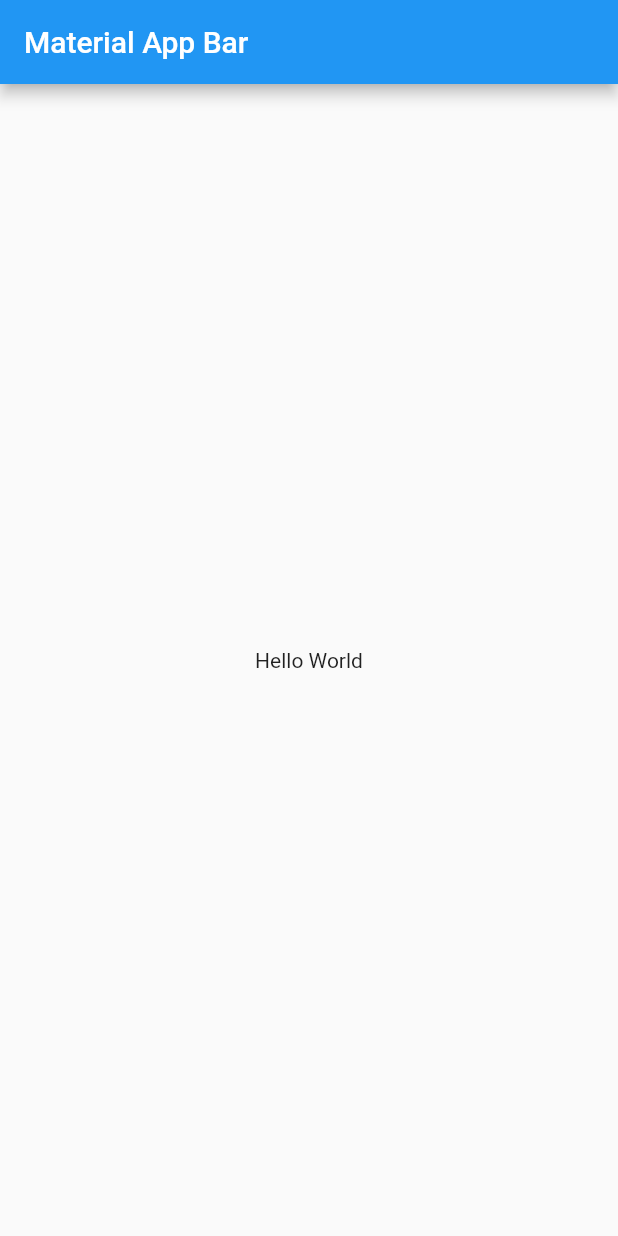
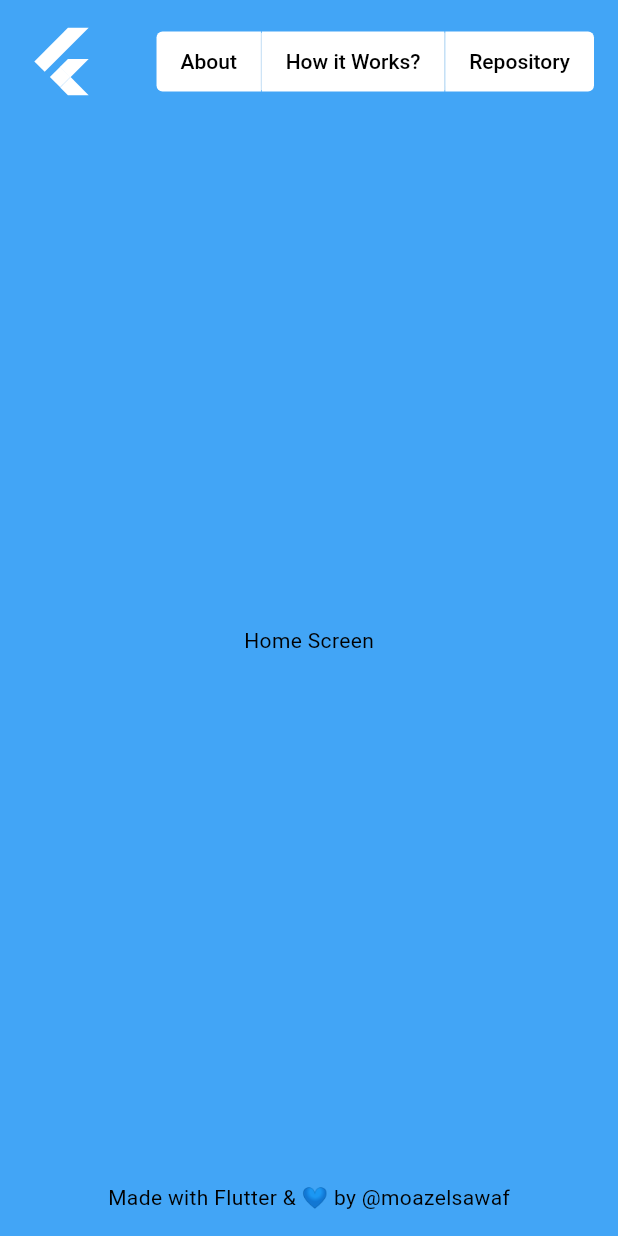
Before and after one commit to moazelsawaf/made_with_flutter, a Flutter app: the screen it shows after launch, on a phone screen of 412 x 824 dp. Run offline on Flutter 3.47's test engine with Material 2 defaults, Android fonts, the phone set to English and light mode, and no system bars; our stand-ins replace responsive_builder.

Commit message:
feat: :sparkles: implement base scaffold widget for desktop

```diff
--- a/lib/app.dart
+++ b/lib/app.dart
@@ -1,4 +1,7 @@
 import 'package:flutter/material.dart';
+
+import 'ui/screens/home_screen/home_screen.dart';
+import 'utils/colors_palette.dart';
 
 class MyApp extends StatelessWidget {
   const MyApp({super.key});
@@ -7,14 +10,16 @@ class MyApp extends StatelessWidget {
   Widget build(BuildContext context) {
     return MaterialApp(
       title: 'Made with Flutter',
-      home: Scaffold(
-        appBar: AppBar(
-          title: const Text('Material App Bar'),
-        ),
-        body: const Center(
-          child: Text('Hello World'),
+      theme: ThemeData(
+        useMaterial3: true,
+        primaryColor: ColorsPalette.primaryColor,
+        colorScheme: ColorScheme.fromSwatch(
+          primarySwatch: ColorsPalette.primarySwatch,
+        ).copyWith(
+          secondary: ColorsPalette.secondaryColor,
         ),
       ),
+      home: const HomeScreen(),
     );
   }
 }
--- /dev/null
+++ b/lib/ui/screens/home_screen/home_screen.dart
@@ -0,0 +1,17 @@
+import 'package:flutter/material.dart';
+import 'package:responsive_builder/responsive_builder.dart';
+
+import 'home_screen_desktop.dart';
+
+class HomeScreen extends StatelessWidget {
+  const HomeScreen({super.key});
+
+  @override
+  Widget build(BuildContext context) {
+    return ScreenTypeLayout.builder(
+      mobile: (context) => const HomeScreenDesktop(),
+      tablet: (context) => const HomeScreenDesktop(),
+      desktop: (context) => const HomeScreenDesktop(),
+    );
+  }
+}
--- /dev/null
+++ b/lib/ui/screens/home_screen/home_screen_desktop.dart
@@ -0,0 +1,15 @@
+import 'package:flutter/material.dart';
+import 'package:made_with_flutter/ui/widgets/base_scaffold/base_scaffold_desktop.dart';
+
+class HomeScreenDesktop extends StatelessWidget {
+  const HomeScreenDesktop({super.key});
+
+  @override
+  Widget build(BuildContext context) {
+    return const BaseScaffoldDesktop(
+      child: Center(
+        child: Text('Home Screen'),
+      ),
+    );
+  }
+}
--- /dev/null
+++ b/lib/ui/widgets/base_scaffold/base_scaffold_desktop.dart
@@ -0,0 +1,32 @@
+import 'package:flutter/material.dart';
+import 'package:made_with_flutter/utils/colors_palette.dart';
+
+import 'scaffold_header/scaffold_header_desktop/scaffold_header_desktop.dart';
+import 'scaffold_credits/scaffold_credits_desktop.dart';
+
+class BaseScaffoldDesktop extends StatelessWidget {
+  final Widget child;
+
+  const BaseScaffoldDesktop({
+    super.key,
+    required this.child,
+  });
+
+  @override
+  Widget build(BuildContext context) {
+    return Scaffold(
+      body: Stack(
+        children: [
+          Container(color: ColorsPalette.primaryColor),
+          Column(
+            children: [
+              const ScaffoldHeaderDesktop(),
+              Expanded(child: child),
+              const ScaffoldCreditsDesktop(),
+            ],
+          ),
+        ],
+      ),
+    );
+  }
+}
--- /dev/null
+++ b/lib/ui/widgets/base_scaffold/scaffold_credits/scaffold_credits_desktop.dart
@@ -0,0 +1,16 @@
+import 'package:flutter/material.dart';
+
+class ScaffoldCreditsDesktop extends StatelessWidget {
+  const ScaffoldCreditsDesktop({
+    super.key,
+  });
+
+  @override
+  Widget build(BuildContext context) {
+    // TODO: Take care of the style
+    return const Padding(
+      padding: EdgeInsets.all(16.0),
+      child: Text('Made with Flutter & 💙 by @moazelsawaf'),
+    );
+  }
+}
--- /dev/null
+++ b/lib/ui/widgets/base_scaffold/scaffold_header/scaffold_header_desktop/header_buttons_bar/header_button.dart
@@ -0,0 +1,37 @@
+import 'package:flutter/material.dart';
+
+import '../../../../../../utils/colors_palette.dart';
+
+class HeaderButton extends StatelessWidget {
+  final String label;
+  final VoidCallback onPressed;
+  final BorderRadiusGeometry? borderRadius;
+
+  const HeaderButton({
+    super.key,
+    required this.label,
+    required this.onPressed,
+    this.borderRadius,
+  });
+
+  @override
+  Widget build(BuildContext context) {
+    return ElevatedButton(
+      style: ElevatedButton.styleFrom(
+        elevation: 0,
+        padding: const EdgeInsets.symmetric(horizontal: 16),
+        fixedSize: const Size.fromHeight(38),
+        shape: RoundedRectangleBorder(
+          borderRadius: borderRadius ?? BorderRadius.circular(4),
+        ),
+        foregroundColor: ColorsPalette.black,
+        backgroundColor: ColorsPalette.white,
+        textStyle: const TextStyle(
+          fontWeight: FontWeight.w500,
+        ),
+      ),
+      onPressed: onPressed,
+      child: Text(label),
+    );
+  }
+}
--- /dev/null
+++ b/lib/ui/widgets/base_scaffold/scaffold_header/scaffold_header_desktop/header_buttons_bar/header_buttons_bar.dart
@@ -0,0 +1,64 @@
+import 'package:flutter/material.dart';
+
+import '../../../../../../utils/colors_palette.dart';
+import 'header_button.dart';
+
+class HeaderButtonData {
+  final String label;
+  final VoidCallback onPressed;
+
+  const HeaderButtonData({
+    required this.label,
+    required this.onPressed,
+  });
+}
+
+
+class HeaderButtonsBar extends StatelessWidget {
+  final List<HeaderButtonData> buttons;
+
+  const HeaderButtonsBar({
+    super.key,
+    required this.buttons,
+  });
+
+  @override
+  Widget build(BuildContext context) {
+    return Row(
+      children: [
+        for (int i = 0; i < 2 * buttons.length - 1; i++)
+          if (i.isEven)
+            HeaderButton(
+              label: buttons[i ~/ 2].label,
+              onPressed: buttons[i ~/ 2].onPressed,
+              borderRadius: _getBorderRadius(i),
+            )
+          else
+            Container(
+              height: 38,
+              width: 0.5,
+              color: ColorsPalette.gray200,
+            ),
+      ],
+    );
+  }
+
+  bool _isFirst(int index) => index ~/ 2 == 0;
+  bool _isLast(int index) => index ~/ 2 == buttons.length - 1;
+
+  BorderRadiusGeometry _getBorderRadius(int index) {
+    if (_isFirst(index)) {
+      return const BorderRadius.only(
+        topLeft: Radius.circular(4),
+        bottomLeft: Radius.circular(4),
+      );
+    } else if (_isLast(index)) {
+      return const BorderRadius.only(
+        topRight: Radius.circular(4),
+        bottomRight: Radius.circular(4),
+      );
+    } else {
+      return BorderRadius.zero;
+    }
+  }
+}
--- /dev/null
+++ b/lib/ui/widgets/base_scaffold/scaffold_header/scaffold_header_desktop/scaffold_header_desktop.dart
@@ -0,0 +1,42 @@
+import 'package:flutter/material.dart';
+
+import 'header_buttons_bar/header_buttons_bar.dart';
+
+class ScaffoldHeaderDesktop extends StatelessWidget {
+  const ScaffoldHeaderDesktop({
+    super.key,
+  });
+
+  @override
+  Widget build(BuildContext context) {
+    return Padding(
+      padding: const EdgeInsets.all(16),
+      child: Row(
+        children: [
+          // TODO: Replace with the logo
+          const ColorFiltered(
+            colorFilter: ColorFilter.mode(Colors.white, BlendMode.srcIn),
+            child: FlutterLogo(size: 50),
+          ),
+          const Spacer(),
+          HeaderButtonsBar(
+            buttons: [
+              HeaderButtonData(
+                label: 'About',
+                onPressed: () {},
+              ),
+              HeaderButtonData(
+                label: 'How it Works?',
+                onPressed: () {},
+              ),
+              HeaderButtonData(
+                label: 'Repository',
+                onPressed: () {},
+              ),
+            ],
+          ),
+        ],
+      ),
+    );
+  }
+}
--- /dev/null
+++ b/lib/utils/colors_palette.dart
@@ -0,0 +1,43 @@
+import 'package:flutter/material.dart';
+
+class ColorsPalette {
+  ColorsPalette._();
+
+  static const _primaryColorValue = 0xFF42A5F6;
+
+  static const primarySwatch = MaterialColor(
+    _primaryColorValue,
+    {
+      50: Color(0xFFE8F4FE),
+      100: Color(0xFFC6E4FC),
+      200: Color(0xFFA1D2FB),
+      300: Color(0xFF7BC0F9),
+      400: Color(0xFF5EB3F7),
+      500: Color(_primaryColorValue),
+      600: Color(0xFF3C9DF5),
+      700: Color(0xFF3393F3),
+      800: Color(0xFF2B8AF2),
+      900: Color(0xFF1D79EF),
+    },
+  );
+
+  // Main Colors
+  static const primaryColor = Color(_primaryColorValue);
+  static const secondaryColor = Color(0xFF0E47A1);
+
+  // Whites and Blacks
+  static const white = Color(0xFFFFFFFF);
+  static const black = Color(0xFF000000);
+
+  // Grays
+  static const gray50 = Color(0xFFFAFAFA);
+  static const gray100 = Color(0xFFF5F5F5);
+  static const gray200 = Color(0xFFEEEEEE);
+  static const gray300 = Color(0xFFE0E0E0);
+  static const gray400 = Color(0xFFBDBDBD);
+  static const gray500 = Color(0xFF9E9E9E);
+  static const gray600 = Color(0xFF757575);
+  static const gray700 = Color(0xFF616161);
+  static const gray800 = Color(0xFF424242);
+  static const gray900 = Color(0xFF212121);
+}
--- a/pubspec.yaml
+++ b/pubspec.yaml
@@ -13,6 +13,7 @@ dependencies:
     sdk: flutter
 
   cupertino_icons: ^1.0.2
+  responsive_builder: ^0.6.4
 
 dev_dependencies:
   flutter_test:
```
Also changed, not shown: pubspec.lock, 3 other files.
